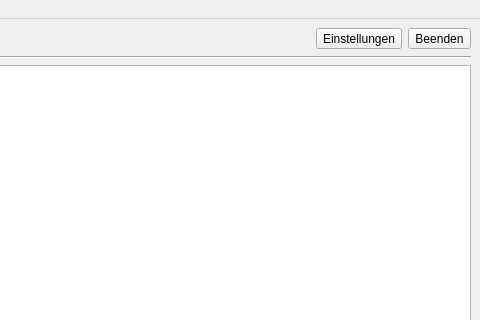
Above: Client/res/hauptfenster.ui from samuelx12/Vocitrainer before the change; both pictures show x 586 to 1066 and y 0 to 320 of the 1066 by 776 pixel window. Below: the same form after it.
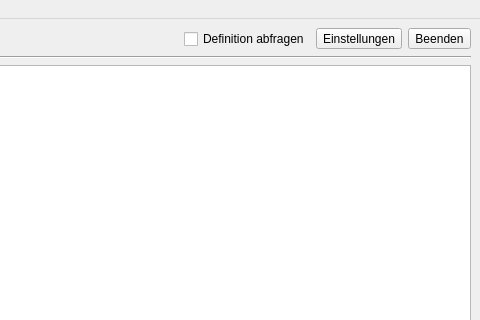
That is the form after the change. Icons and pictures are not drawn.

Commit message: 'Definition lernen'-Checkbox direkt in die Menüleiste integriert um diese schneller anpassbar zu machen.

```diff
--- a/Client/res/hauptfenster.ui
+++ b/Client/res/hauptfenster.ui
@@ -145,6 +145,13 @@
         </property>
        </spacer>
       </item>
+      <item>
+       <widget class="QCheckBox" name="box_definitionLernen">
+        <property name="text">
+         <string>Definition abfragen</string>
+        </property>
+       </widget>
+      </item>
       <item>
        <widget class="QToolButton" name="cmd_Einstellungen">
         <property name="styleSheet">
```
The commit also changes 5 other files.
